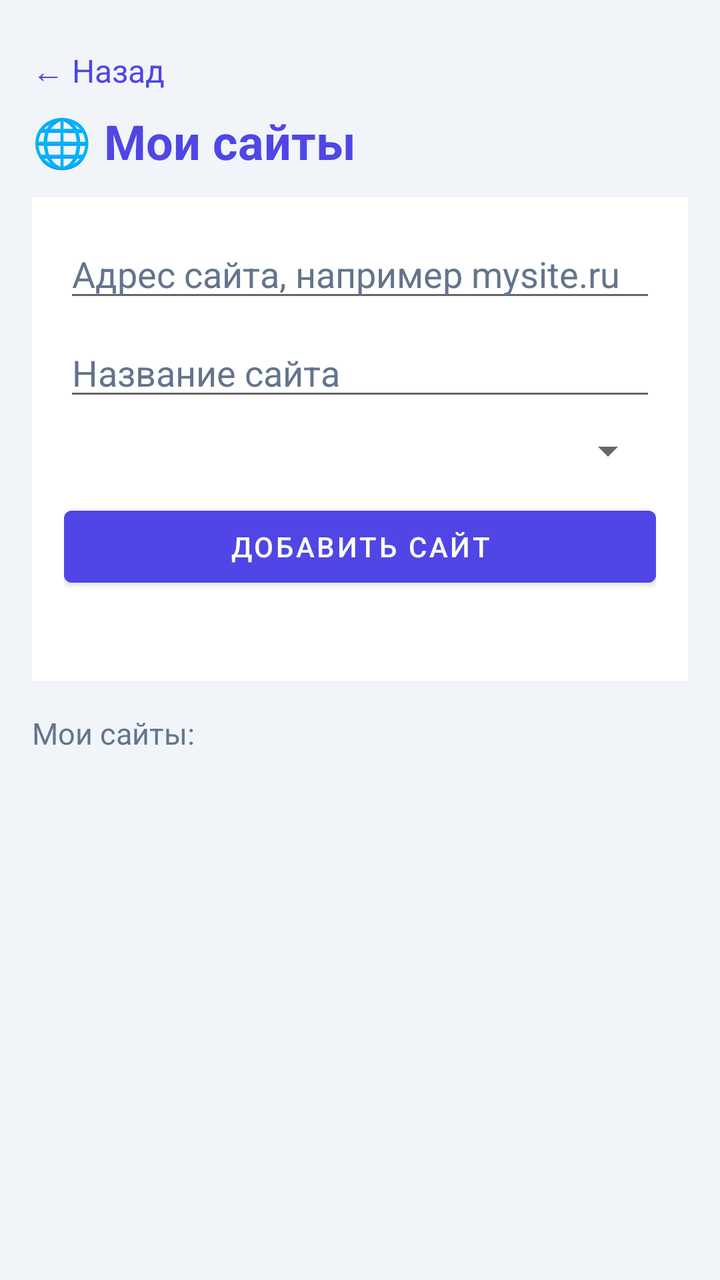
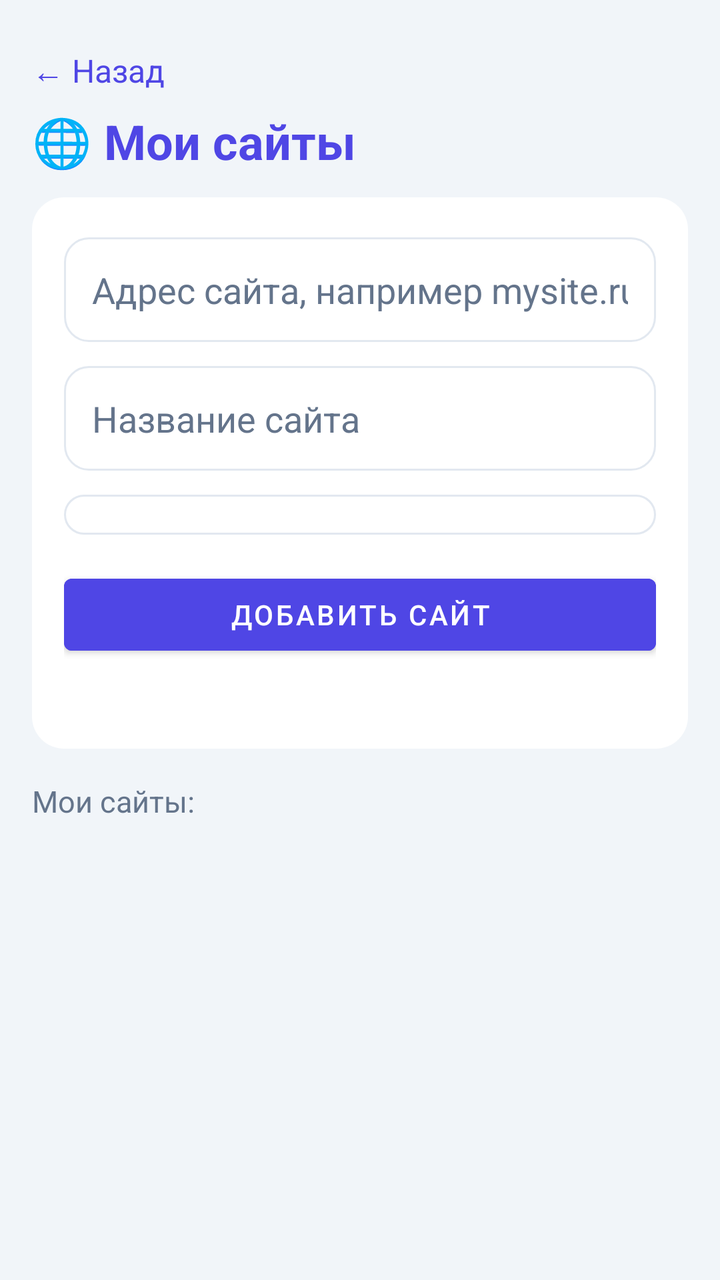

An Android layout rendered at two revisions. The XML below is the earlier revision; the diff shows what the commit changed to produce the second picture.
<!-- AndroidManifest.xml: application theme Theme.AdLinkPro -->
<!-- res/layout/fragment_sites.xml -->
<?xml version="1.0" encoding="utf-8"?>
<ScrollView xmlns:android="http://schemas.android.com/apk/res/android"
    android:layout_width="match_parent"
    android:layout_height="match_parent"
    android:background="@color/bg_light"
    android:fillViewport="true">

    <LinearLayout
        android:layout_width="match_parent"
        android:layout_height="wrap_content"
        android:orientation="vertical"
        android:padding="16dp">

        <TextView
            android:id="@+id/tv_sites_back"
            android:layout_width="wrap_content"
            android:layout_height="wrap_content"
            android:paddingTop="8dp"
            android:paddingBottom="8dp"
            android:text="← Назад"
            android:textColor="@color/primary"
            android:textSize="16sp"/>

        <TextView
            android:layout_width="match_parent"
            android:layout_height="wrap_content"
            android:text="🌐 Мои сайты"
            android:textColor="@color/primary"
            android:textSize="24sp"
            android:textStyle="bold"
            android:layout_marginBottom="12dp"/>

        <LinearLayout
            android:layout_width="match_parent"
            android:layout_height="wrap_content"
            android:orientation="vertical"
            android:background="@color/white"
            android:padding="16dp">

            <EditText
                android:id="@+id/et_site_url"
                android:layout_width="match_parent"
                android:layout_height="wrap_content"
                android:hint="Адрес сайта, например mysite.ru"
                android:textColor="@color/text_main"
                android:textColorHint="@color/text_secondary"
                android:inputType="textUri"
                android:maxLines="1"/>

            <EditText
                android:id="@+id/et_site_name"
                android:layout_width="match_parent"
                android:layout_height="wrap_content"
                android:layout_marginTop="8dp"
                android:hint="Название сайта"
                android:textColor="@color/text_main"
                android:textColorHint="@color/text_secondary"
                android:inputType="text"
                android:maxLines="1"/>

            <Spinner
                android:id="@+id/sp_site_cat"
                android:layout_width="match_parent"
                android:layout_height="wrap_content"
                android:layout_marginTop="8dp"/>

            <Button
                android:id="@+id/btn_site_add"
                android:layout_width="match_parent"
                android:layout_height="wrap_content"
                android:layout_marginTop="12dp"
                android:backgroundTint="@color/primary"
                android:text="Добавить сайт"
                android:textColor="@color/white"/>

            <TextView
                android:id="@+id/tv_site_status"
                android:layout_width="match_parent"
                android:layout_height="wrap_content"
                android:layout_marginTop="8dp"
                android:textColor="@color/red"
                android:textSize="14sp"/>
        </LinearLayout>

        <TextView
            android:layout_width="match_parent"
            android:layout_height="wrap_content"
            android:layout_marginTop="16dp"
            android:text="Мои сайты:"
            android:textColor="@color/text_secondary"
            android:textSize="15sp"/>

        <LinearLayout
            android:id="@+id/sites_list"
            android:layout_width="match_parent"
            android:layout_height="wrap_content"
            android:layout_marginTop="8dp"
            android:orientation="vertical"/>
    </LinearLayout>
</ScrollView>
<!-- resources referenced by this layout -->
<resources>
  <color name="bg_light">#f1f5f9</color>
  <color name="primary">#4f46e5</color>
  <color name="red">#ef4444</color>
  <color name="text_main">#1e293b</color>
  <color name="text_secondary">#64748b</color>
  <color name="white">#ffffff</color>
  <style name="Theme.AdLinkPro" parent="Theme.MaterialComponents.DayNight.NoActionBar">
          <item name="colorPrimary">@color/primary</item>
          <item name="colorPrimaryDark">@color/primaryDark</item>
          <item name="colorSecondary">@color/accent</item>
          <item name="android:windowBackground">@color/bgLight</item>
      </style>
  <color name="primaryDark">#4338ca</color>
  <color name="accent">#4f46e5</color>
  <color name="bgLight">#f1f5f9</color>
</resources>

<!-- the commit's change to res/layout/fragment_sites.xml (unified diff, before → after) -->
@@ -34,13 +34,16 @@
             android:layout_width="match_parent"
             android:layout_height="wrap_content"
             android:orientation="vertical"
-            android:background="@color/white"
+            android:background="@drawable/bg_card"
             android:padding="16dp">
 
             <EditText
                 android:id="@+id/et_site_url"
                 android:layout_width="match_parent"
                 android:layout_height="wrap_content"
+                android:layout_marginTop="4dp"
+                android:background="@drawable/bg_input"
+                android:padding="14dp"
                 android:hint="Адрес сайта, например mysite.ru"
                 android:textColor="@color/text_main"
                 android:textColorHint="@color/text_secondary"
@@ -51,7 +54,9 @@
                 android:id="@+id/et_site_name"
                 android:layout_width="match_parent"
                 android:layout_height="wrap_content"
-                android:layout_marginTop="8dp"
+                android:layout_marginTop="12dp"
+                android:background="@drawable/bg_input"
+                android:padding="14dp"
                 android:hint="Название сайта"
                 android:textColor="@color/text_main"
                 android:textColorHint="@color/text_secondary"
@@ -62,13 +67,15 @@
                 android:id="@+id/sp_site_cat"
                 android:layout_width="match_parent"
                 android:layout_height="wrap_content"
-                android:layout_marginTop="8dp"/>
+                android:layout_marginTop="12dp"
+                android:background="@drawable/bg_spinner"
+                android:padding="10dp"/>
 
             <Button
                 android:id="@+id/btn_site_add"
                 android:layout_width="match_parent"
                 android:layout_height="wrap_content"
-                android:layout_marginTop="12dp"
+                android:layout_marginTop="16dp"
                 android:backgroundTint="@color/primary"
                 android:text="Добавить сайт"
                 android:textColor="@color/white"/>
<!-- resource entries referenced after the edit -->
@@ -6,6 +6,37 @@
   <color name="text_main">#1e293b</color>
   <color name="text_secondary">#64748b</color>
   <color name="white">#ffffff</color>
+  <!-- drawable bg_card (drawable) -->
+  <?xml version="1.0" encoding="utf-8"?>
+  <shape xmlns:android="http://schemas.android.com/apk/res/android" android:shape="rectangle">
+      <solid android:color="@color/white"/>
+      <corners android:radius="16dp"/>
+  </shape>
+  <!-- drawable bg_input (drawable) -->
+  <?xml version="1.0" encoding="utf-8"?>
+  <selector xmlns:android="http://schemas.android.com/apk/res/android">
+      <item android:state_focused="true">
+          <shape android:shape="rectangle">
+              <solid android:color="@color/white"/>
+              <corners android:radius="12dp"/>
+              <stroke android:width="2dp" android:color="@color/primary"/>
+          </shape>
+      </item>
+      <item>
+          <shape android:shape="rectangle">
+              <solid android:color="@color/white"/>
+              <corners android:radius="12dp"/>
+              <stroke android:width="1dp" android:color="#E2E8F0"/>
+          </shape>
+      </item>
+  </selector>
+  <!-- drawable bg_spinner (drawable) -->
+  <?xml version="1.0" encoding="utf-8"?>
+  <shape xmlns:android="http://schemas.android.com/apk/res/android" android:shape="rectangle">
+      <solid android:color="@color/white"/>
+      <corners android:radius="12dp"/>
+      <stroke android:width="1dp" android:color="#E2E8F0"/>
+  </shape>
   <style name="Theme.AdLinkPro" parent="Theme.MaterialComponents.DayNight.NoActionBar">
           <item name="colorPrimary">@color/primary</item>
           <item name="colorPrimaryDark">@color/primaryDark</item>
